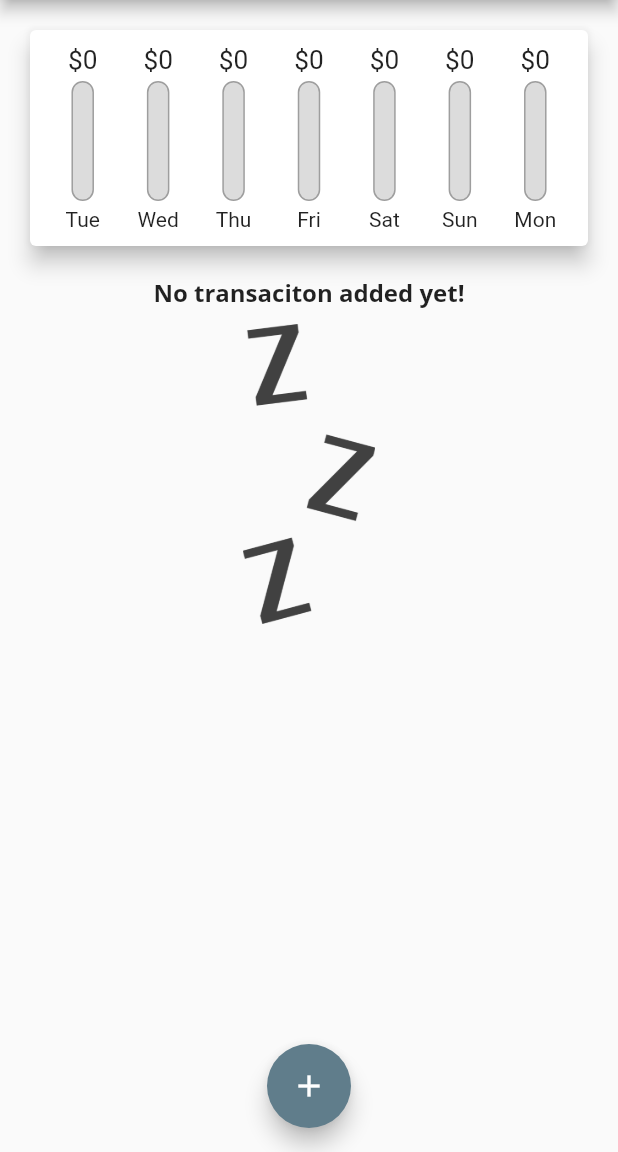
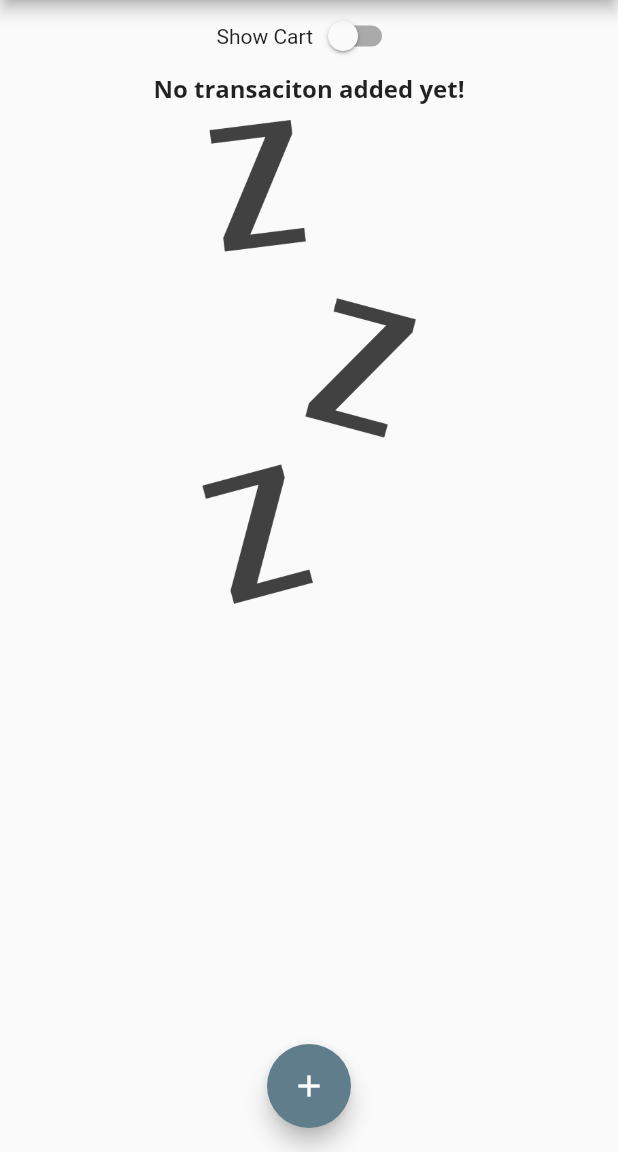
Before and after one commit to aliozer0/Personal-Expenses, a Flutter app: the screen it shows after launch, on a phone screen of 412 x 824 dp, the part 84-1236 px from its top. Run offline on Flutter 3.47's test engine with Material 2 defaults, Android fonts, the phone set to English and light mode, and no system bars.

Commit message:
Layout builder added

```diff
--- a/lib/main.dart
+++ b/lib/main.dart
@@ -1,4 +1,5 @@
 import 'package:flutter/material.dart';
+import 'package:flutter/services.dart';
 import 'package:personel_expenses/widgets/chart.dart';
 import 'package:personel_expenses/widgets/new_transaction.dart';
 import './widgets/new_transaction.dart';
@@ -7,6 +8,10 @@
 import './widgets/chart.dart';
 
 void main(List<String> args) {
+  SystemChrome.setPreferredOrientations([
+    DeviceOrientation.portraitDown,
+    DeviceOrientation.portraitUp,
+  ]);
   runApp(MyApp());
 }
 
@@ -62,7 +67,7 @@
     //     amount: 16.53,
     //     date: DateTime.now())
   ];
-
+  bool _showChart = false;
   List<Transaction> get _recentTransactions {
     return _userTranscation.where((tx) {
       return tx.date.isAfter(
@@ -106,22 +111,45 @@
 
   @override
   Widget build(BuildContext context) {
+    final appBar = AppBar(
+      title: Text('Personal Expenses'),
+      actions: <Widget>[
+        IconButton(
+            onPressed: () => _startAddNewTransaciton(context),
+            icon: Icon(Icons.add))
+      ],
+    );
     return Scaffold(
-      appBar: AppBar(
-        title: Text('Personal Expenses'),
-        actions: <Widget>[
-          IconButton(
-              onPressed: () => _startAddNewTransaciton(context),
-              icon: Icon(Icons.add))
-        ],
-      ),
+      appBar: appBar,
       body: SingleChildScrollView(
         child: Column(
           mainAxisAlignment: MainAxisAlignment.start,
           crossAxisAlignment: CrossAxisAlignment.stretch,
           children: <Widget>[
-            Chart(_recentTransactions),
-            TranscationList(_userTranscation, _deleteTransaction)
+            Row(mainAxisAlignment: MainAxisAlignment.center, children: [
+              Text('Show Cart'),
+              Switch(
+                  value: _showChart,
+                  onChanged: (val) {
+                    setState(() {
+                      _showChart = val;
+                    });
+                  })
+            ]),
+            _showChart
+                ? Container(
+                    height: (MediaQuery.of(context).size.height -
+                                appBar.preferredSize.height) *
+                            0.3 -
+                        MediaQuery.of(context).padding.top,
+                    child: Chart(_recentTransactions))
+                : Container(
+                    height: (MediaQuery.of(context).size.height -
+                                appBar.preferredSize.height) *
+                            0.7 -
+                        MediaQuery.of(context).padding.top,
+                    child:
+                        TranscationList(_userTranscation, _deleteTransaction))
           ],
         ),
       ),
--- a/lib/widgets/chart_bar.dart
+++ b/lib/widgets/chart_bar.dart
@@ -12,17 +12,18 @@
 
   @override
   Widget build(BuildContext context) {
+    return LayoutBuilder(builder: (ctx, constrains) {
       return Column(
         children: [
           Container(
-            height: 20,
+              height: constrains.maxHeight * 0.15,
               child: FittedBox(
                   child: Text('\$${spendingAmount.toStringAsFixed(0)}'))),
           SizedBox(
-          height: 4,
+            height: constrains.maxHeight * 0.05,
           ),
           Container(
-          height: 80,
+            height: constrains.maxHeight * 0.6,
             width: 15,
             child: Stack(
               children: [
@@ -44,10 +45,13 @@
             ),
           ),
           SizedBox(
-          height: 4,
+            height: constrains.maxHeight * 0.05,
           ),
-        Text(label),
+          Container(
+              height: constrains.maxHeight * 0.15,
+              child: FittedBox(child: Text(label))),
         ],
       );
+    });
   }
 }
--- a/lib/widgets/transcation_list.dart
+++ b/lib/widgets/transcation_list.dart
@@ -11,9 +11,9 @@
   @override
   Widget build(BuildContext context) {
     return Container(
-      height: 600,
       child: transactions.isEmpty
-          ? Column(
+          ? LayoutBuilder(builder: (ctx, constrains) {
+              return Column(
                 children: <Widget>[
                   Text(
                     "No transaciton added yet!",
@@ -23,14 +23,15 @@
                     height: 10,
                   ),
                   Container(
-                  height: 200,
+                    height: constrains.maxHeight * 0.6,
                     child: Image.asset(
                       'lib/images/waiting.png',
                       fit: BoxFit.cover,
                     ),
                   )
                 ],
-            )
+              );
+            })
           : ListView.builder(
               itemBuilder: (context, index) {
                 return Card(
@@ -51,8 +52,9 @@
                       style: Theme.of(context).textTheme.titleMedium,
                     ),
                     subtitle: Text(
-                        DateFormat.yMMM().format(transactions[index].date)),
+                        DateFormat.yMMMd().format(transactions[index].date)),
                     trailing: IconButton(
+                      iconSize: 25,
                       icon: Icon(Icons.delete),
                       color: Theme.of(context).errorColor,
                       onPressed: () => deleteTx(transactions[index].id),
```
Lines whose indentation alone changed are shown as unchanged.
